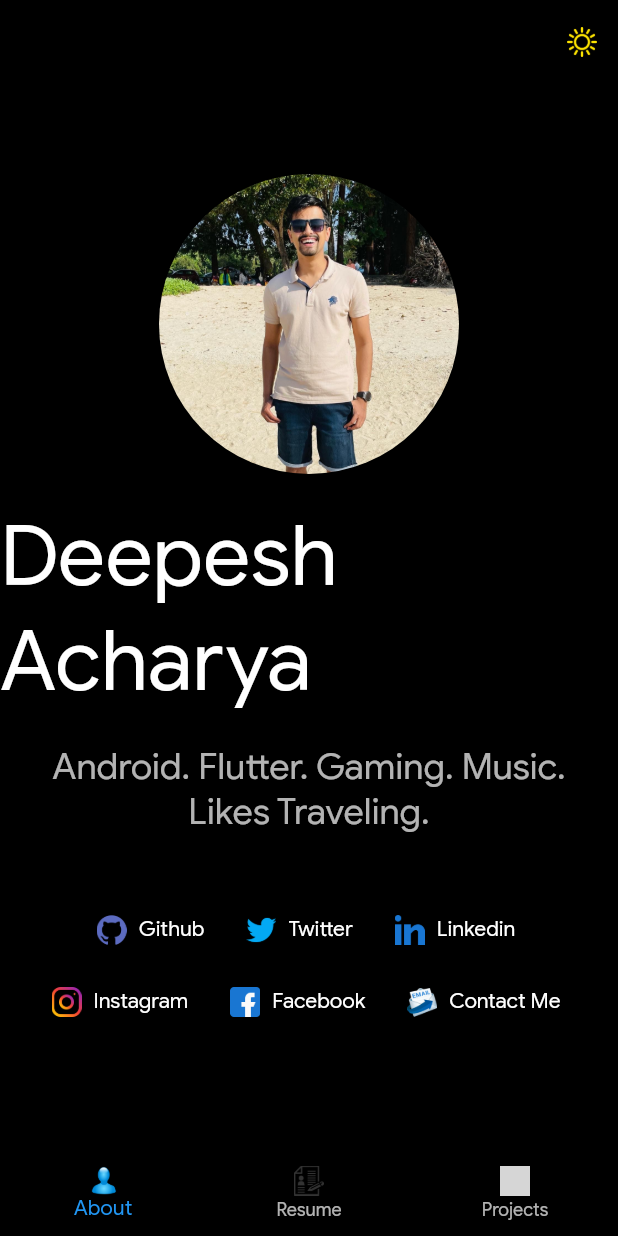
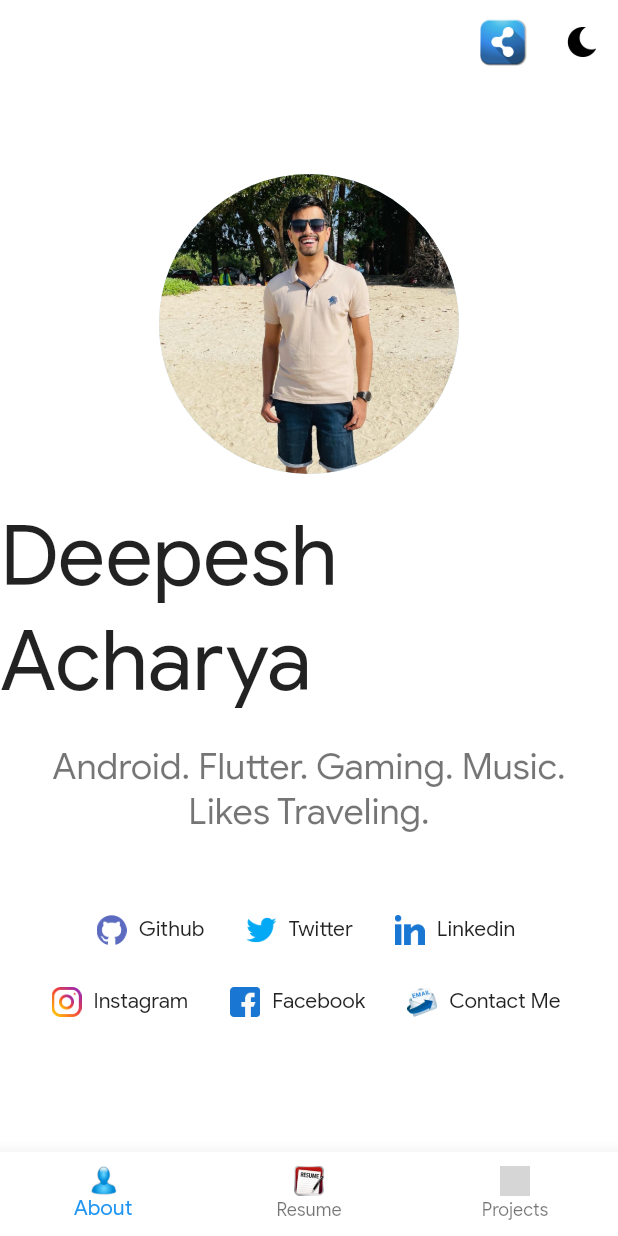
Before and after one commit to Deepeshac2890/pro_resume, a Flutter app: the screen it shows after launch, on a phone screen of 412 x 824 dp. Run offline on Flutter 3.47's test engine with Material 2 defaults, Android fonts, the phone set to English and light mode, and no system bars; our stand-ins replace auto_size_text, firebase_core, flip_card, share_plus; missing offline and left inert: dart:html, mailto, syncfusion_flutter_pdfviewer; accounts and stored records are empty; grey boxes are pictures that could not be loaded.

Commit message:
Share button added and some UI changes

```diff
--- a/lib/Constants/assetsConstant.dart
+++ b/lib/Constants/assetsConstant.dart
@@ -2,6 +2,7 @@ class Assets {
   static const moon = 'assets/moon.png';
   static const sun = 'assets/sun.png';
   static const avatar = 'assets/avatar.jpg';
+  static const share = 'assets/share.png';
   static const facebook = 'assets/facebook.png';
   static const github = 'assets/github.png';
   static const instagram = 'assets/instagram.png';
--- a/lib/Page/home_page.dart
+++ b/lib/Page/home_page.dart
@@ -1,6 +1,7 @@
 import 'package:flutter/material.dart';
 import 'package:pro_resume/Tabs/AboutSection.dart';
 import 'package:pro_resume/main.dart';
+import 'package:share_plus/share_plus.dart';
 
 import '../Constants/assetsConstant.dart';
 import '../Tabs/ProjectsSection.dart';
@@ -34,6 +35,15 @@ class _HomePageState extends State<HomePage> {
         title: getTitle(),
         actions: [
           IconButton(
+              onPressed: () {
+                Share.share(
+                    'Check out this portfolio : https://deepeshacharya.netlify.app/');
+              },
+              icon: Image.asset(Assets.share)),
+          const SizedBox(
+            width: 5,
+          ),
+          IconButton(
             onPressed: () {
               MyApp.of(context)?.changeTheme();
             },
@@ -55,6 +65,7 @@ class _HomePageState extends State<HomePage> {
         child: tabWidgets.elementAt(_selectedIndex),
       ),
       bottomNavigationBar: BottomNavigationBar(
+        elevation: 10,
         items: <BottomNavigationBarItem>[
           BottomNavigationBarItem(
             label: 'About',
@@ -95,14 +106,16 @@ class _HomePageState extends State<HomePage> {
       return const Center(
         child: Text(
           'Resume',
-          style: TextStyle(fontStyle: FontStyle.italic),
+          style: TextStyle(
+              fontStyle: FontStyle.italic, fontWeight: FontWeight.bold),
         ),
       );
     } else {
       return const Center(
         child: Text(
           'Projects',
-          style: TextStyle(fontStyle: FontStyle.italic),
+          style: TextStyle(
+              fontStyle: FontStyle.italic, fontWeight: FontWeight.bold),
         ),
       );
     }
--- a/lib/main.dart
+++ b/lib/main.dart
@@ -21,7 +21,8 @@ class MyApp extends StatefulWidget {
 }
 
 class _MyAppState extends State<MyApp> {
-  bool isDarkMode = true;
+  //Default is Light Theme
+  bool isDarkMode = false;
   final Future<FirebaseApp> _initialization = Firebase.initializeApp();
 
   @override
--- a/pubspec.yaml
+++ b/pubspec.yaml
@@ -20,8 +20,9 @@ dependencies:
   path_provider: ^2.0.8
   syncfusion_flutter_pdfviewer: ^19.4.48-beta
   flip_card: ^0.6.0
-  url_launcher: ^6.0.18 #
-  mailto: ^2.0.0 #
+  url_launcher: ^6.0.18
+  mailto: ^2.0.0
+  share_plus: ^3.0.4
   auto_size_text: ^3.0.0
 
 dev_dependencies:
```
Also changed, not shown: lib/Constants/StringConstants.dart (+6 -3 lines), lib/Tabs/Resume.dart (+18 -3 lines), lib/Widget/ProjectWidget.dart (+15 -9 lines), assets/resume.png, assets/share.png (added), pubspec.lock.
